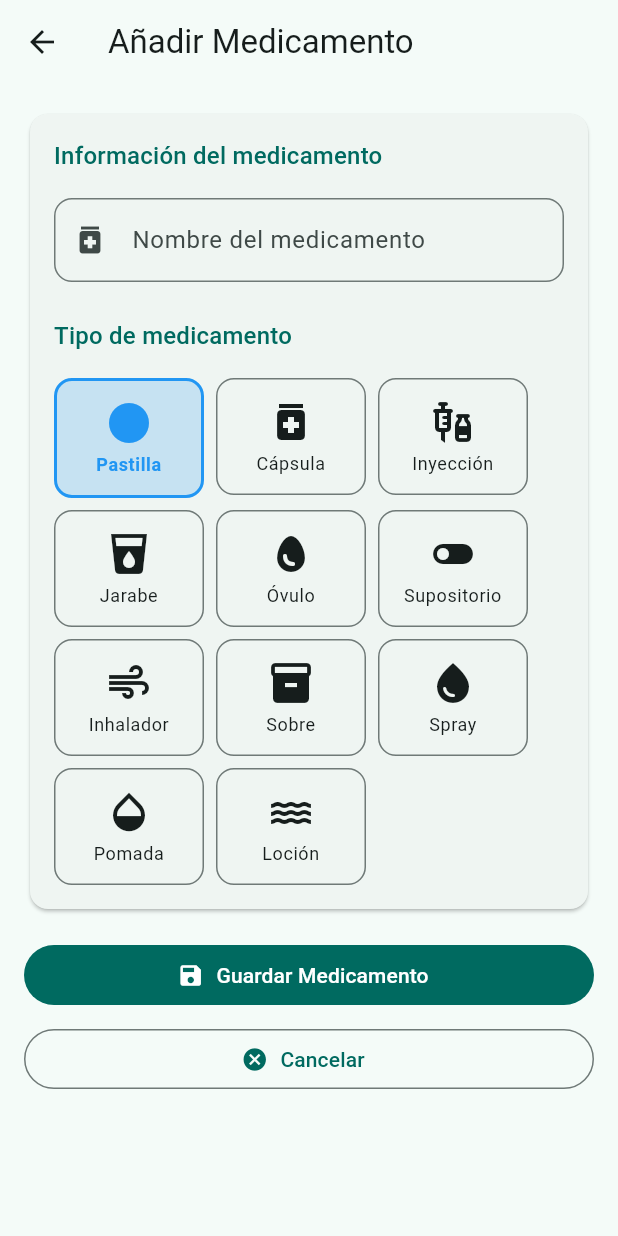
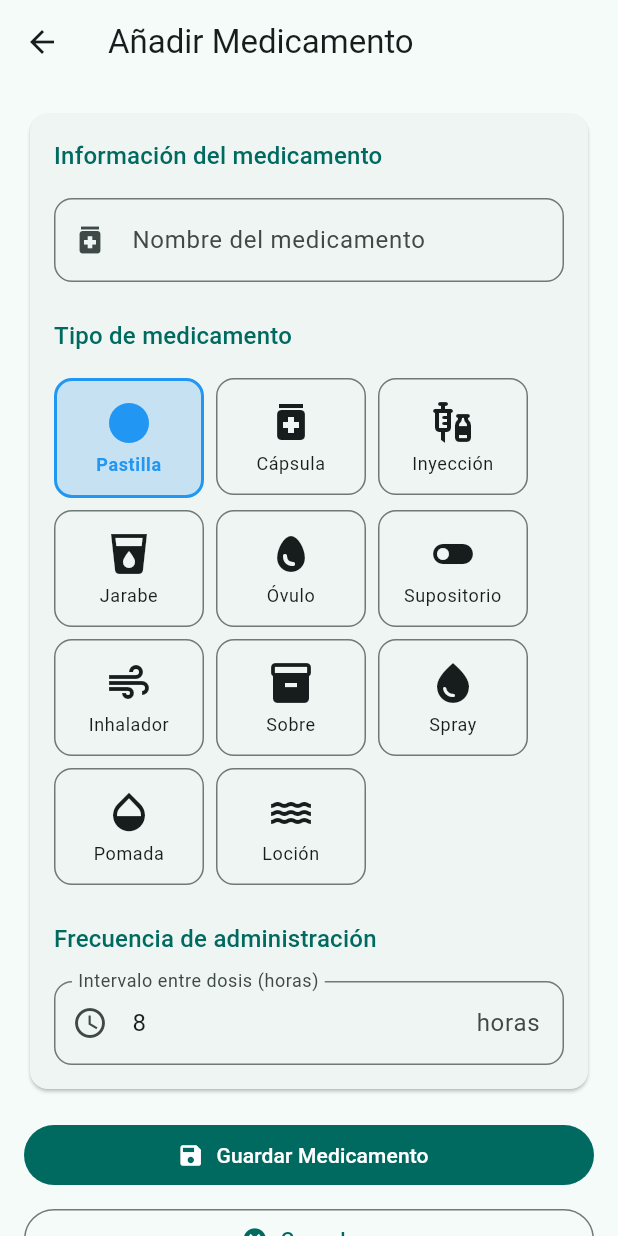
Before and after one commit to rafapoza/medicapp, a Flutter app: the screen it shows after launch, after a tap on the "add" icon, on a phone screen of 412 x 824 dp. Run offline on Flutter 3.47's test engine with Material 3 defaults, Android fonts, the phone set to English and light mode, and no system bars.

Commit message:
feat: add dosage interval management for medications
Add the ability to track dosage intervals (how many hours between doses) for each medication.

Features:
- Add dosage interval field to Medication model (default: 8 hours)
- Update add medication screen with interval input and validation
- Update edit medication screen with interval modification
- Display interval information in list and modal views
- Add validation: interval must be between 1-24 hours
- Update all screens to be scrollable to handle increased content
- Add comprehensive tests for dosage interval functionality

Technical changes:
- Wrap add/edit/modal screens content in SingleChildScrollView
- Update all widget tests to handle scrollable content
- Add 7 new tests for dosage interval validation and display

🤖 Generated with [Claude Code](https://claude.com/claude-code)

Co-Authored-By: Claude <noreply@anthropic.com>

```diff
--- a/lib/models/medication.dart
+++ b/lib/models/medication.dart
@@ -4,11 +4,13 @@ class Medication {
   final String id;
   final String name;
   final MedicationType type;
+  final int dosageIntervalHours;
 
   Medication({
     required this.id,
     required this.name,
     required this.type,
+    required this.dosageIntervalHours,
   });
 
   Map<String, dynamic> toJson() {
@@ -16,6 +18,7 @@ class Medication {
       'id': id,
       'name': name,
       'type': type.name,
+      'dosageIntervalHours': dosageIntervalHours,
     };
   }
 
@@ -27,6 +30,7 @@ class Medication {
         (e) => e.name == json['type'],
         orElse: () => MedicationType.pastilla,
       ),
+      dosageIntervalHours: json['dosageIntervalHours'] as int? ?? 8,
     );
   }
 }
--- a/lib/screens/add_medication_screen.dart
+++ b/lib/screens/add_medication_screen.dart
@@ -17,11 +17,13 @@ class AddMedicationScreen extends StatefulWidget {
 class _AddMedicationScreenState extends State<AddMedicationScreen> {
   final _formKey = GlobalKey<FormState>();
   final _nameController = TextEditingController();
+  final _dosageIntervalController = TextEditingController(text: '8');
   MedicationType _selectedType = MedicationType.pastilla;
 
   @override
   void dispose() {
     _nameController.dispose();
+    _dosageIntervalController.dispose();
     super.dispose();
   }
 
@@ -37,6 +39,7 @@ class _AddMedicationScreenState extends State<AddMedicationScreen> {
         id: DateTime.now().millisecondsSinceEpoch.toString(),
         name: _nameController.text.trim(),
         type: _selectedType,
+        dosageIntervalHours: int.parse(_dosageIntervalController.text),
       );
 
       Navigator.pop(context, newMedication);
@@ -49,7 +52,8 @@ class _AddMedicationScreenState extends State<AddMedicationScreen> {
       appBar: AppBar(
         title: const Text('Añadir Medicamento'),
       ),
-      body: Padding(
+      body: SingleChildScrollView(
+        child: Padding(
           padding: const EdgeInsets.all(16.0),
           child: Form(
             key: _formKey,
@@ -157,6 +161,43 @@ class _AddMedicationScreenState extends State<AddMedicationScreen> {
                           );
                         }).toList(),
                       ),
+                      const SizedBox(height: 24),
+                      Text(
+                        'Frecuencia de administración',
+                        style: Theme.of(context).textTheme.titleMedium?.copyWith(
+                              color: Theme.of(context).colorScheme.primary,
+                            ),
+                      ),
+                      const SizedBox(height: 16),
+                      TextFormField(
+                        controller: _dosageIntervalController,
+                        decoration: InputDecoration(
+                          labelText: 'Intervalo entre dosis (horas)',
+                          hintText: 'Ej: 8',
+                          prefixIcon: const Icon(Icons.schedule),
+                          suffixText: 'horas',
+                          border: OutlineInputBorder(
+                            borderRadius: BorderRadius.circular(12),
+                          ),
+                        ),
+                        keyboardType: TextInputType.number,
+                        validator: (value) {
+                          if (value == null || value.trim().isEmpty) {
+                            return 'Por favor, introduce el intervalo entre dosis';
+                          }
+
+                          final hours = int.tryParse(value.trim());
+                          if (hours == null || hours <= 0) {
+                            return 'El intervalo debe ser un número mayor a 0';
+                          }
+
+                          if (hours > 24) {
+                            return 'El intervalo no puede ser mayor a 24 horas';
+                          }
+
+                          return null;
+                        },
+                      ),
                     ],
                   ),
                 ),
@@ -177,6 +218,7 @@ class _AddMedicationScreenState extends State<AddMedicationScreen> {
             ),
           ),
         ),
+      ),
     );
   }
 }
```
Also changed, not shown: lib/screens/edit_medication_screen.dart (+46 -1 lines), lib/screens/medication_list_screen.dart (+36 -2 lines), 2 other files. Lines whose indentation alone changed are shown as unchanged.
